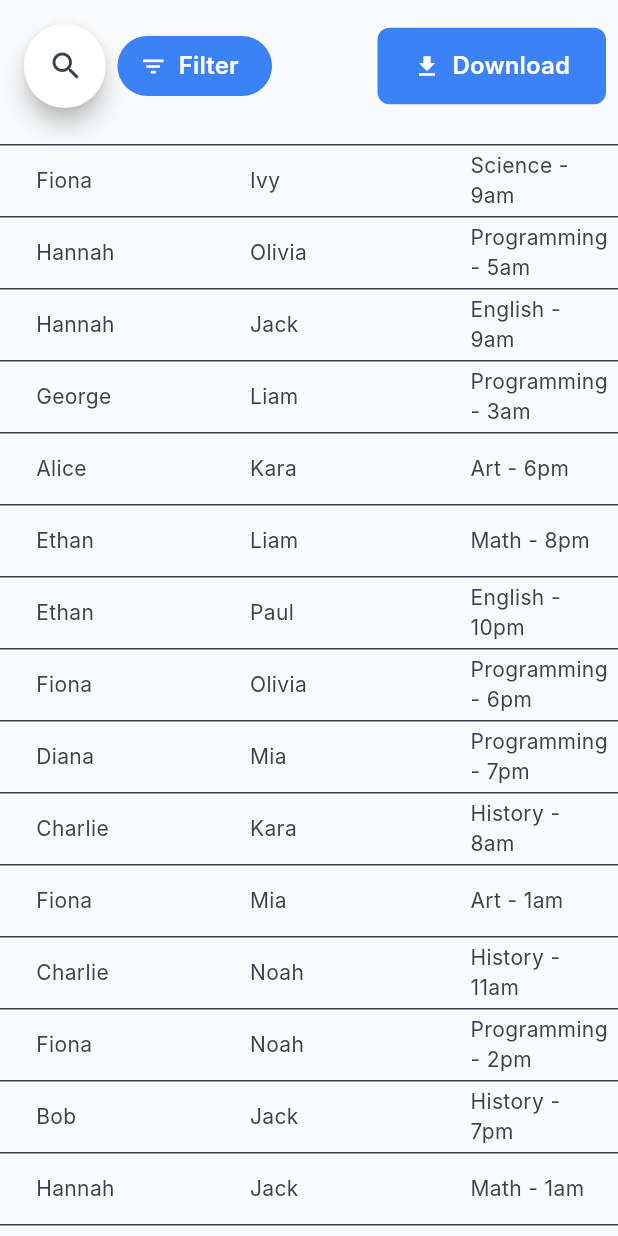
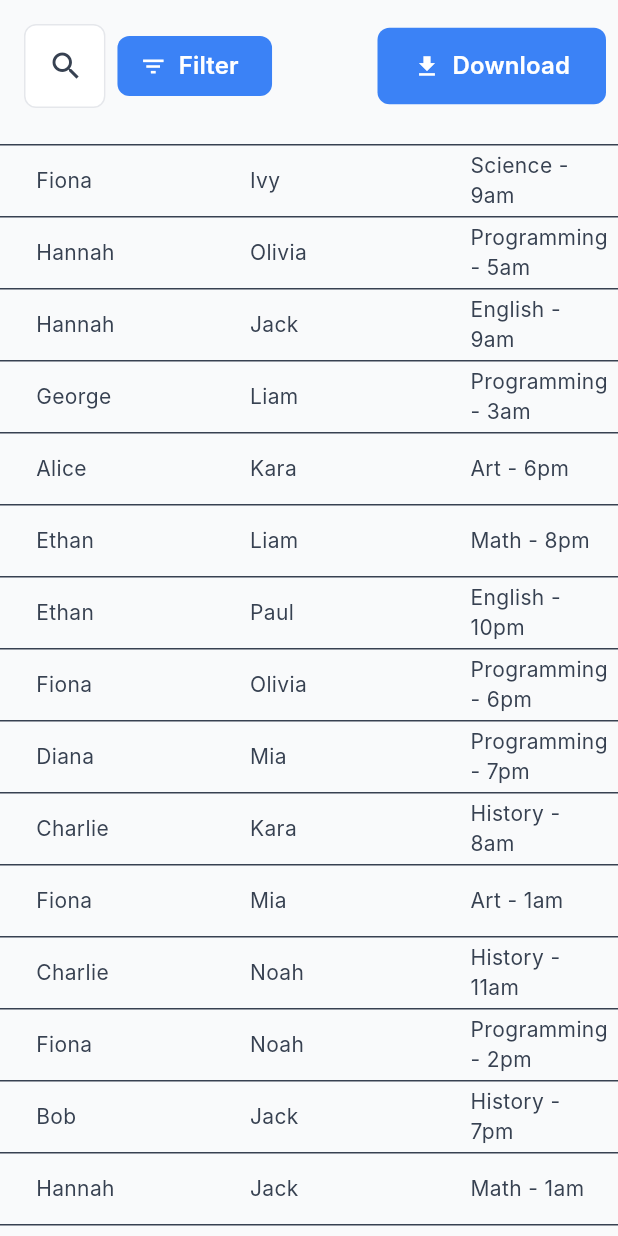
Before and after one commit to dustij/mentor_data_table, a Flutter app: the screen it shows after launch, scrolled down 576 dp, on a phone screen of 412 x 824 dp. Run offline on Flutter 3.47's test engine with Material 3 defaults, Android fonts, the light colour scheme and no system bars; our stand-ins replace flutter_hooks, hooks_riverpod, riverpod_annotation; generated files the repository leaves out were written again; Roboto replaces fonts that are missing (Inter).

Commit message:
search bar and filter button theme

```diff
--- a/lib/theme/shadcn_theme.dart
+++ b/lib/theme/shadcn_theme.dart
@@ -158,4 +158,22 @@ class ShadcnTheme {
           shape: RoundedRectangleBorder(borderRadius: BorderRadius.circular(8)),
         ),
       );
+
+  static final SearchBarThemeData tableSearchBarTheme = SearchBarThemeData(
+    elevation: WidgetStateProperty.all(0),
+    shape: WidgetStateProperty.all<RoundedRectangleBorder>(
+      RoundedRectangleBorder(
+        side: const BorderSide(color: ShadcnColors.border),
+        borderRadius: BorderRadius.circular(8),
+      ),
+    ),
+    surfaceTintColor: WidgetStateProperty.all<Color>(ShadcnColors.surface),
+    overlayColor: WidgetStateProperty.all<Color>(ShadcnColors.surface),
+  );
+
+  static final FilledButtonThemeData filterButtonTheme = FilledButtonThemeData(
+    style: FilledButton.styleFrom(
+      shape: RoundedRectangleBorder(borderRadius: BorderRadius.circular(8)),
+    ),
+  );
 }
--- a/lib/ui/table_screen.dart
+++ b/lib/ui/table_screen.dart
@@ -1,6 +1,7 @@
 import "package:flutter/material.dart";
 
 import "package:flutter_hooks/flutter_hooks.dart";
+import "package:mentor_data_table/theme/shadcn_theme.dart";
 
 import "package:mentor_data_table/ui/filter_menu.dart";
 import "package:mentor_data_table/ui/table_view.dart";
@@ -37,12 +38,15 @@ class TableScreen extends HookWidget {
                           child: TableSearchBar(),
                         ),
                       ),
-                      FilledButton.icon(
-                        onPressed: () {
-                          isFilterMenuOpen.value = !isFilterMenuOpen.value;
-                        },
-                        label: const Text("Filter"),
-                        icon: const Icon(Icons.filter_list),
+                      FilledButtonTheme(
+                        data: ShadcnTheme.filterButtonTheme,
+                        child: FilledButton.icon(
+                          onPressed: () {
+                            isFilterMenuOpen.value = !isFilterMenuOpen.value;
+                          },
+                          label: const Text("Filter"),
+                          icon: const Icon(Icons.filter_list),
+                        ),
                       ),
                       Spacer(),
                       ElevatedButton.icon(
--- a/lib/ui/table_search_bar.dart
+++ b/lib/ui/table_search_bar.dart
@@ -6,6 +6,7 @@ import "package:flutter_hooks/flutter_hooks.dart";
 import "package:hooks_riverpod/hooks_riverpod.dart";
 
 import "package:mentor_data_table/providers/search_notifier.dart";
+import "package:mentor_data_table/theme/shadcn_theme.dart";
 
 class TableSearchBar extends HookConsumerWidget {
   const TableSearchBar({super.key});
@@ -20,7 +21,9 @@ class TableSearchBar extends HookConsumerWidget {
 
     useDebouncedSearch(controller, onSearch);
 
-    return Container(
+    return SearchBarTheme(
+      data: ShadcnTheme.tableSearchBarTheme,
+      child: Container(
         padding: const EdgeInsets.all(8.0),
         child: SearchBar(
           hintText: "Search",
@@ -41,6 +44,7 @@ class TableSearchBar extends HookConsumerWidget {
             EdgeInsets.symmetric(horizontal: 16.0),
           ),
           leading: const Icon(Icons.search),
+        ),
       ),
     );
   }
```
Lines whose indentation alone changed are shown as unchanged.
